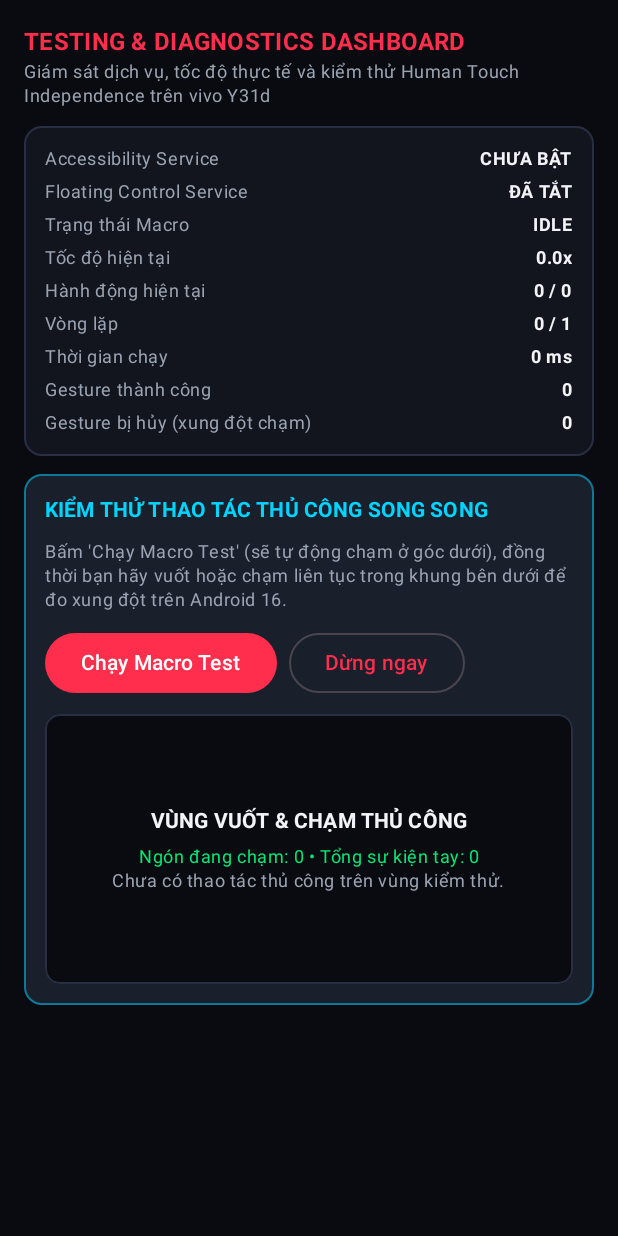
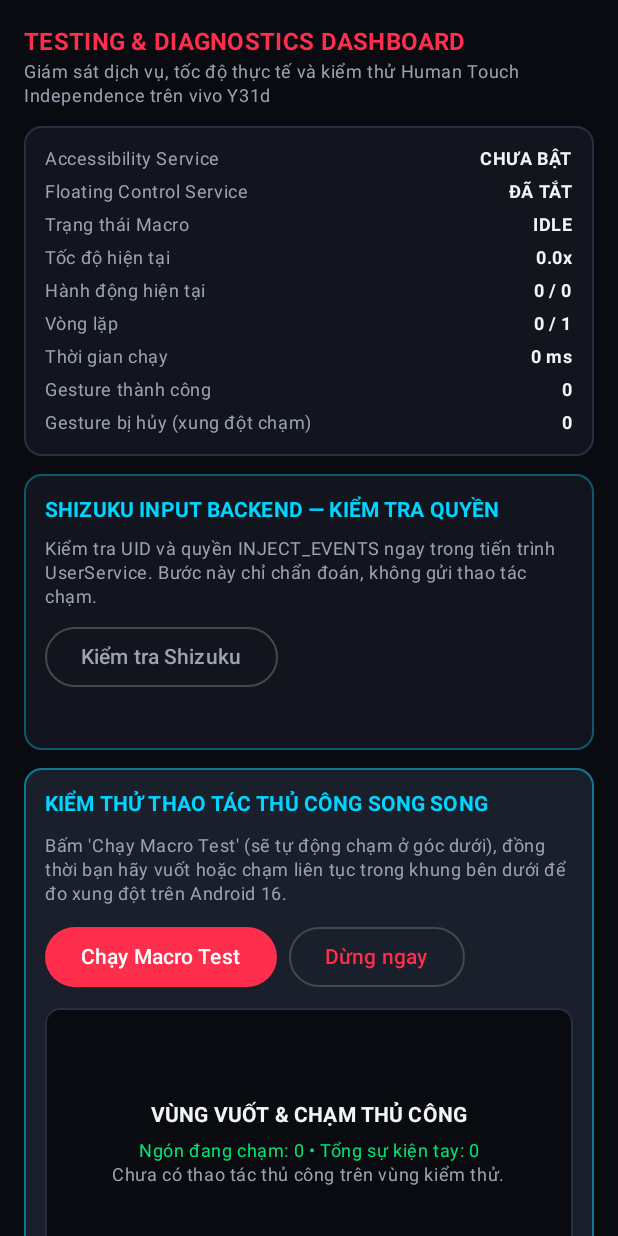
Before and after one commit to thanhtuanlk2008-collab/Build-MacroAndroid-Debug-APK, an Android app built with Jetpack Compose: the composable TestingDashboardScreen called with empty values, on a phone screen of 412 x 824 dp. Run offline under Robolectric (Android 15) with nearby library versions, the phone set to English and light mode, and no system bars.

Commit message:
Expose Shizuku permission probe in diagnostics

```diff
--- a/MacroAndroid_GitHub_Actions_Ready/MacroAndroid/app/src/main/java/com/macro/app/ui/testing/TestingDashboardScreen.kt
+++ b/MacroAndroid_GitHub_Actions_Ready/MacroAndroid/app/src/main/java/com/macro/app/ui/testing/TestingDashboardScreen.kt
@@ -47,6 +47,8 @@ import com.macro.app.ui.theme.GamingColors
 @Composable
 fun TestingDashboardScreen(
     isAccessibilityConnected: Boolean,
+    shizukuProbeStatus: String,
+    onProbeShizuku: () -> Unit,
     floatingActive: Boolean,
     telemetry: PlaybackTelemetry,
     currentSpeed: Float,
@@ -102,6 +104,39 @@ fun TestingDashboardScreen(
                             color = GamingColors.CrimsonRed
                         )
                     }
+                }
+            }
+        }
+
+        item {
+            Card(
+                colors = CardDefaults.cardColors(containerColor = GamingColors.CarbonSurface),
+                border = BorderStroke(1.dp, GamingColors.CyberBlue.copy(alpha = 0.35f)),
+                shape = RoundedCornerShape(12.dp)
+            ) {
+                Column(
+                    modifier = Modifier.padding(14.dp),
+                    verticalArrangement = Arrangement.spacedBy(8.dp)
+                ) {
+                    Text(
+                        text = "SHIZUKU INPUT BACKEND — KIỂM TRA QUYỀN",
+                        style = MaterialTheme.typography.labelLarge,
+                        fontWeight = FontWeight.Bold,
+                        color = GamingColors.CyberBlue
+                    )
+                    Text(
+                        text = "Kiểm tra UID và quyền INJECT_EVENTS ngay trong tiến trình UserService. Bước này chỉ chẩn đoán, không gửi thao tác chạm.",
+                        style = MaterialTheme.typography.bodySmall,
+                        color = GamingColors.TextSecondary
+                    )
+                    OutlinedButton(onClick = onProbeShizuku) {
+                        Text("Kiểm tra Shizuku")
+                    }
+                    Text(
+                        text = shizukuProbeStatus,
+                        style = MaterialTheme.typography.bodySmall,
+                        color = GamingColors.TextPrimary
+                    )
                 }
             }
         }
```
